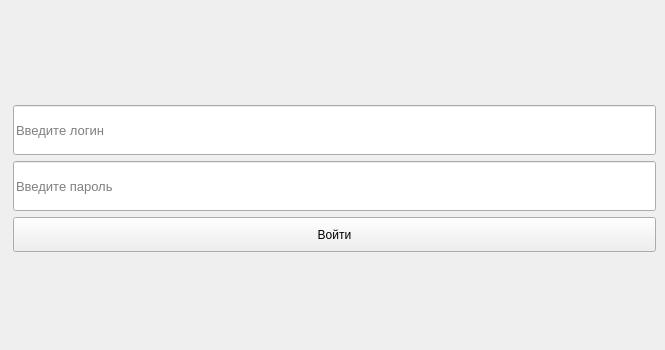
Above: Gui/window_auth.ui from MyEdit/Casino_Client before the change. Below: the same form after it.
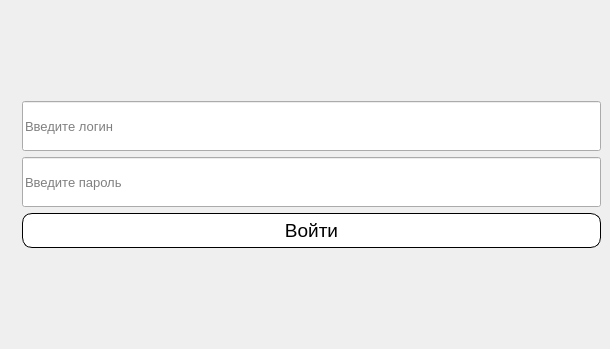
That is the form after the change. Icons and pictures are not drawn.

Commit message: Небольшое изменение окна авторизации

The edit to the form file:
```diff
--- a/Gui/window_auth.ui
+++ b/Gui/window_auth.ui
@@ -6,10 +6,16 @@
    <rect>
     <x>0</x>
     <y>0</y>
-    <width>665</width>
-    <height>350</height>
+    <width>610</width>
+    <height>349</height>
    </rect>
   </property>
+  <property name="minimumSize">
+   <size>
+    <width>400</width>
+    <height>30</height>
+   </size>
+  </property>
   <property name="windowTitle">
    <string>Авторизация</string>
   </property>
@@ -17,23 +23,14 @@
    <bool>false</bool>
   </property>
   <widget class="QWidget" name="centralwidget">
-   <layout class="QGridLayout" name="gridLayout">
-    <property name="leftMargin">
-     <number>0</number>
-    </property>
-    <property name="topMargin">
-     <number>0</number>
-    </property>
-    <property name="bottomMargin">
-     <number>0</number>
-    </property>
-    <item row="0" column="0" rowspan="5">
+   <layout class="QHBoxLayout" name="horizontalLayout">
+    <item>
      <widget class="QLabel" name="label">
-      <property name="maximumSize">
-       <size>
-        <width>400</width>
-        <height>350</height>
-       </size>
+      <property name="sizePolicy">
+       <sizepolicy hsizetype="Preferred" vsizetype="Preferred">
+        <horstretch>0</horstretch>
+        <verstretch>0</verstretch>
+       </sizepolicy>
       </property>
       <property name="text">
        <string/>
@@ -49,7 +46,9 @@
       </property>
      </widget>
     </item>
-    <item row="0" column="1">
+    <item>
+     <layout class="QVBoxLayout" name="verticalLayout">
+      <item>
      <spacer name="verticalSpacer">
       <property name="orientation">
        <enum>Qt::Vertical</enum>
@@ -62,7 +61,7 @@
       </property>
      </spacer>
     </item>
-    <item row="1" column="1">
+      <item>
      <widget class="QLineEdit" name="textBox_Login">
       <property name="minimumSize">
        <size>
@@ -81,7 +80,7 @@
       </property>
      </widget>
     </item>
-    <item row="2" column="1">
+      <item>
      <widget class="QLineEdit" name="textBox_Password">
       <property name="minimumSize">
        <size>
@@ -103,7 +102,7 @@
       </property>
      </widget>
     </item>
-    <item row="3" column="1">
+      <item>
      <widget class="QPushButton" name="Button_Auth">
       <property name="minimumSize">
        <size>
@@ -111,12 +110,36 @@
         <height>35</height>
        </size>
       </property>
+        <property name="font">
+         <font>
+          <family>Segoe UI</family>
+          <pointsize>14</pointsize>
+         </font>
+        </property>
+        <property name="styleSheet">
+         <string notr="true">QPushButton {
+    background-color: white;
+    border: 1px solid black;
+    border-radius: 10px;
+    padding: 5px;
+    color: black;
+}
+
+QPushButton:hover {
+    background-color: rgb(100, 88, 255);
+	color: white;
+}
+
+QPushButton:pressed {
+	background-color: rgba(220, 60, 190, 255);
+}</string>
+        </property>
       <property name="text">
        <string>Войти</string>
       </property>
      </widget>
     </item>
-    <item row="4" column="1">
+      <item>
      <spacer name="verticalSpacer_2">
       <property name="orientation">
        <enum>Qt::Vertical</enum>
@@ -130,6 +153,8 @@
      </spacer>
     </item>
    </layout>
+    </item>
+   </layout>
   </widget>
  </widget>
  <resources>
```
Left out of the diff: 4 changed lines with no effect on the pictures. Lines whose indentation alone changed are shown as unchanged. The commit also changes 3 other files.
